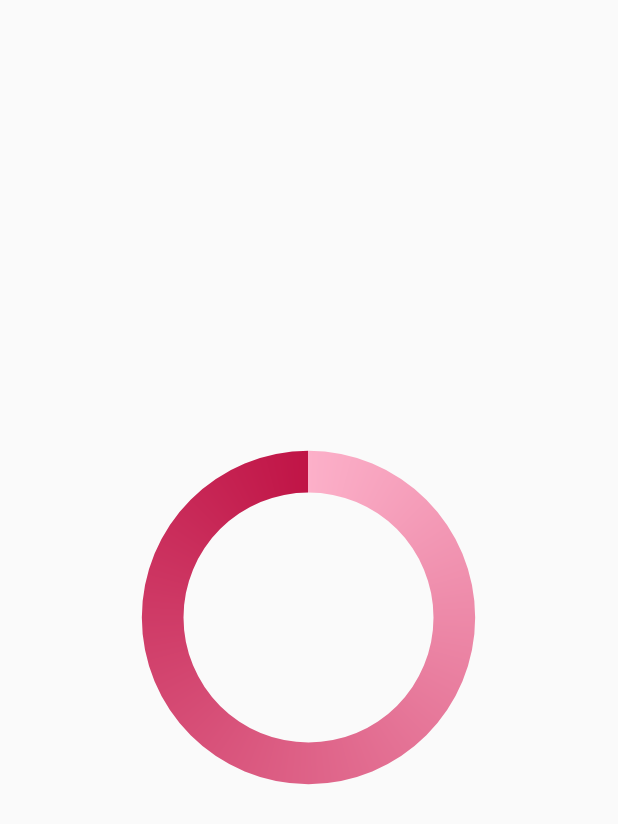
After one commit to amolkumLTR/ANDROMOT, an Android app: the layout activity_circular_progress_bar.xml on its own in the app's theme, with its tools: preview values and no code run, on a phone screen of 412 x 824 dp. The commit adds this screen. Shown: the top 824 px of the screen. Run offline under Robolectric (Android 15) with nearby library versions, the phone set to English and light mode, and no system bars.

Commit message:
wifi status and progress bar created.

```diff
--- /dev/null
+++ b/app/src/main/java/com/ltrsoft/andromot/CircularProgressBar.java
@@ -0,0 +1,45 @@
+package com.ltrsoft.andromot;
+
+import androidx.appcompat.app.AppCompatActivity;
+
+import android.os.Bundle;
+import android.os.Handler;
+import android.widget.ProgressBar;
+import android.widget.TextView;
+
+public class CircularProgressBar extends AppCompatActivity {
+    private TextView txtProgress;
+    private ProgressBar progressBar;
+    private int pStatus = 0;
+    private Handler handler = new Handler();
+    @Override
+    protected void onCreate(Bundle savedInstanceState) {
+        super.onCreate(savedInstanceState);
+        setContentView(R.layout.activity_main);
+
+        txtProgress = (TextView) findViewById(R.id.txtProgress);
+        progressBar = (ProgressBar) findViewById(R.id.progressBar);
+
+        new Thread(new Runnable() {
+            @Override
+            public void run() {
+                while (pStatus <= 100) {
+                    handler.post(new Runnable() {
+                        @Override
+                        public void run() {
+                            progressBar.setProgress(pStatus);
+                            txtProgress.setText(pStatus + " %");
+                        }
+                    });
+                    try {
+                        Thread.sleep(100);
+                    } catch (InterruptedException e) {
+                        e.printStackTrace();
+                    }
+                    pStatus++;
+                }
+            }
+        }).start();
+
+    }
+}
--- /dev/null
+++ b/app/src/main/res/drawable/custom_progress_bar.xml
@@ -0,0 +1,19 @@
+<?xml version="1.0" encoding="utf-8"?>
+<rotate xmlns:android="http://schemas.android.com/apk/res/android"
+    android:fromDegrees="-90"
+    android:pivotX="50%"
+    android:pivotY="50%"
+    android:toDegrees="270" >
+
+    <shape
+        android:shape="ring"
+        android:useLevel="false" >
+        <gradient
+            android:centerY="0.5"
+            android:endColor="#C01446"
+            android:startColor="#FCB0C9"
+            android:type="sweep"
+            android:useLevel="false" />
+    </shape>
+
+</rotate>
--- /dev/null
+++ b/app/src/main/res/layout/activity_circular_progress_bar.xml
@@ -0,0 +1,42 @@
+<RelativeLayout xmlns:android="http://schemas.android.com/apk/res/android"
+    xmlns:tools="http://schemas.android.com/tools"
+    android:layout_width="match_parent"
+    android:layout_height="match_parent"
+    tools:context=".MainActivity" >
+    <!--android:paddingBottom="@dimen/activity_vertical_margin"
+     android:paddingLeft="@dimen/activity_horizontal_margin"
+     android:paddingRight="@dimen/activity_horizontal_margin"
+     android:paddingTop="@dimen/activity_vertical_margin"-->
+
+
+
+    <!--android:layout_width="wrap_content"
+    android:layout_centerInParent="true"
+    android:layout_height="wrap_content">
+-->
+    <ProgressBar
+        android:id="@+id/progressBar"
+        style="?android:attr/progressBarStyleHorizontal"
+        android:layout_width="250dp"
+        android:layout_height="250dp"
+        android:layout_centerInParent="true"
+        android:indeterminate="false"
+        android:max="100"
+        android:progress="0"
+        android:progressDrawable="@drawable/custom_progress_bar"
+        android:secondaryProgress="0" />
+
+
+    <TextView
+        android:id="@+id/txtProgress"
+        android:layout_width="78dp"
+        android:layout_height="60dp"
+        android:layout_alignBottom="@+id/progressBar"
+        android:layout_centerInParent="true"
+        android:layout_marginBottom="95dp"
+        android:textAppearance="?android:attr/textAppearanceSmall"
+        android:textSize="24sp"
+        android:textStyle="bold" />
+
+
+</RelativeLayout>
```
Also changed, not shown: app/src/main/AndroidManifest.xml (+6 -3 lines), app/src/main/java/com/ltrsoft/andromot/DialogExample.java (added, +44 -0 lines), app/src/main/java/com/ltrsoft/andromot/StatusActivity.java (+29 -6 lines), app/src/main/java/com/ltrsoft/andromot/WebView_Activity.java (+6 -1 lines).
